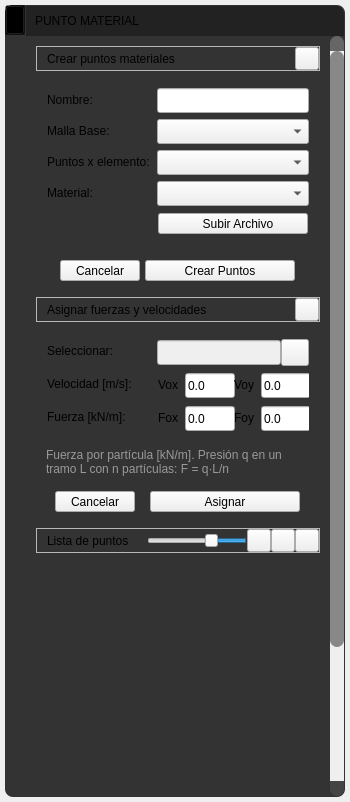
Before: the Qt Designer form app/ui/widget_draw_menu_pointMaterial.ui in edwinar13/MPM-UN, drawn with Qt 5.
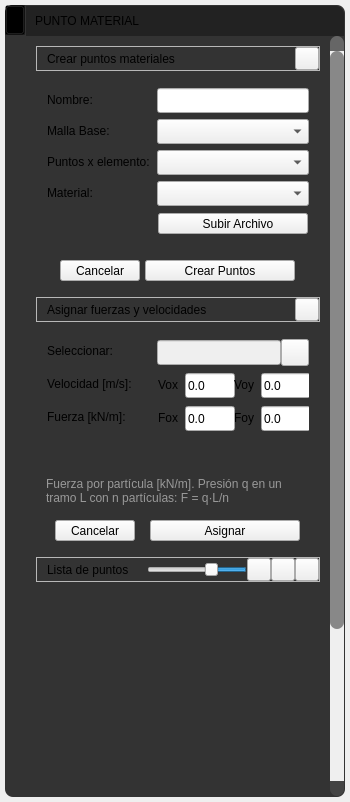
After: the same form once the commit is applied. Icons and pictures are not drawn.

The edit to the form file:
```diff
--- a/app/ui/widget_draw_menu_pointMaterial.ui
+++ b/app/ui/widget_draw_menu_pointMaterial.ui
@@ -1732,6 +1732,22 @@
                        </layout>
                       </widget>
                      </item>
+                     <item>
+                      <widget class="QLabel" name="label_selectionSummary">
+                       <property name="styleSheet">
+                        <string notr="true">background: transparent; color: #999999; font: 8pt &quot;Ubuntu&quot;;</string>
+                       </property>
+                       <property name="text">
+                        <string/>
+                       </property>
+                       <property name="wordWrap">
+                        <bool>true</bool>
+                       </property>
+                       <property name="textInteractionFlags">
+                        <set>Qt::TextInteractionFlag::TextSelectableByMouse</set>
+                       </property>
+                      </widget>
+                     </item>
                      <item>
                       <widget class="QLabel" name="label_forceHelp">
                        <property name="styleSheet">
```
